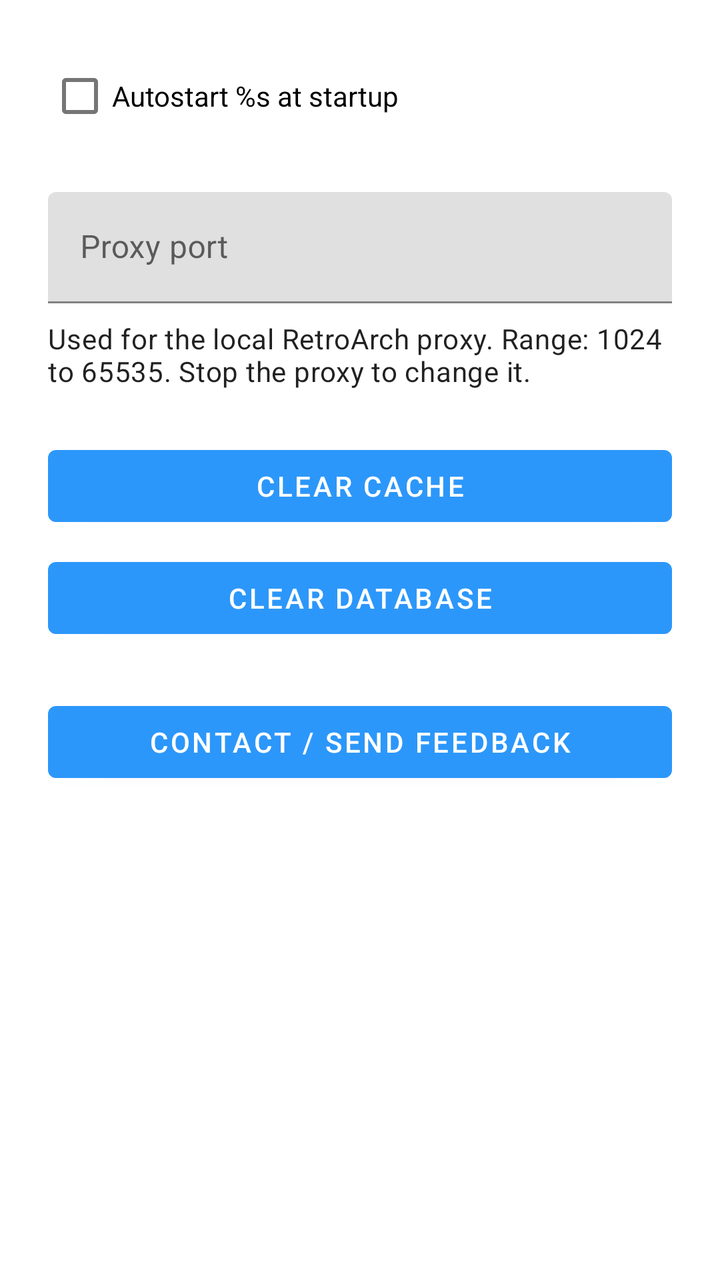
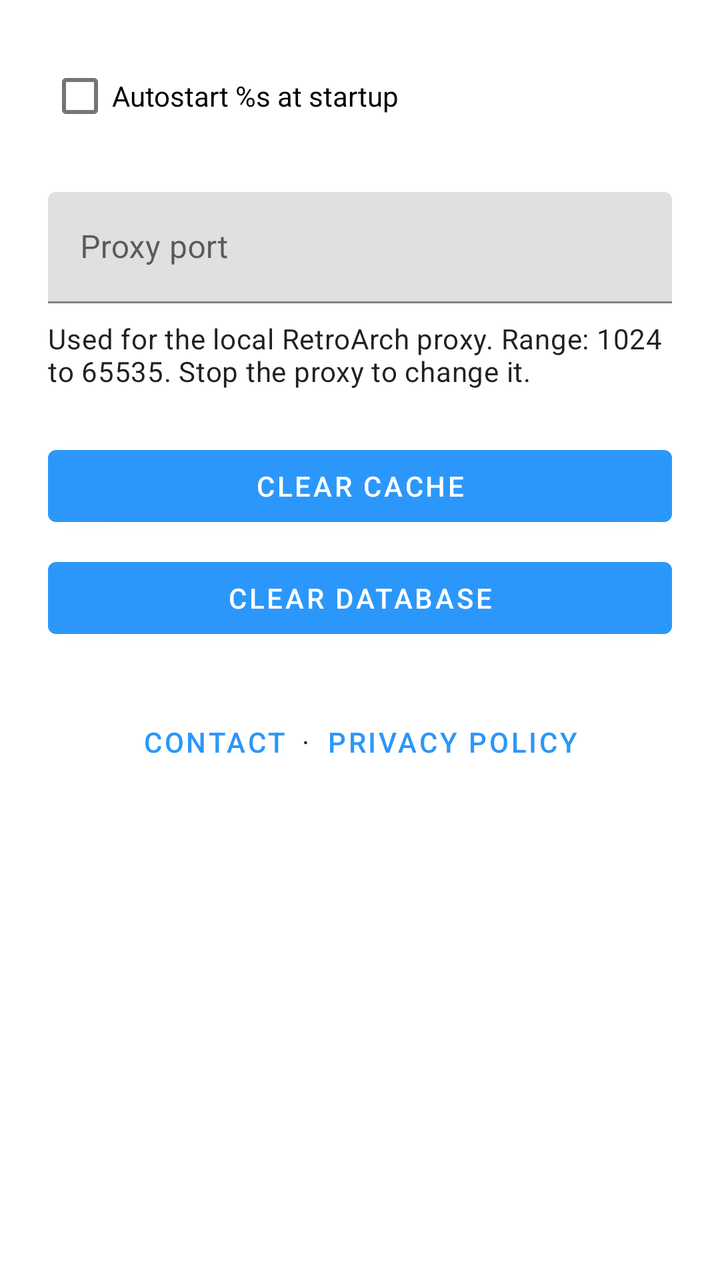

Before-and-after screenshots of an Android layout around one commit, followed by the original layout XML and the change that was made.
<!-- AndroidManifest.xml: application theme Theme.RAOfflineProxy -->
<!-- res/layout/fragment_settings.xml -->
<?xml version="1.0" encoding="utf-8"?>
<androidx.core.widget.NestedScrollView
    xmlns:android="http://schemas.android.com/apk/res/android"
    android:layout_width="match_parent"
    android:layout_height="match_parent">

    <LinearLayout
        android:layout_width="match_parent"
        android:layout_height="wrap_content"
        android:orientation="vertical"
        android:padding="24dp">

        <CheckBox
            android:id="@+id/cb_autostart_proxy"
            android:layout_width="wrap_content"
            android:layout_height="wrap_content"
            android:text="@string/setting_autostart_label" />

        <com.google.android.material.textfield.TextInputLayout
            android:id="@+id/input_proxy_port"
            android:layout_width="match_parent"
            android:layout_height="wrap_content"
            android:layout_marginTop="24dp"
            android:hint="@string/setting_proxy_port_label">

            <com.google.android.material.textfield.TextInputEditText
                android:id="@+id/et_proxy_port"
                android:layout_width="match_parent"
                android:layout_height="wrap_content"
                android:inputType="number"
                android:maxLength="5"
                android:singleLine="true" />

        </com.google.android.material.textfield.TextInputLayout>

        <TextView
            android:id="@+id/tv_proxy_port_hint"
            android:layout_width="match_parent"
            android:layout_height="wrap_content"
            android:layout_marginTop="8dp"
            android:text="@string/setting_proxy_port_hint"
            android:textAppearance="@style/TextAppearance.MaterialComponents.Body2" />

        <Button
            android:id="@+id/btn_clear_cache"
            android:layout_width="match_parent"
            android:layout_height="wrap_content"
            android:layout_marginTop="24dp"
            android:text="@string/btn_clear_cache" />

        <Button
            android:id="@+id/btn_clear_database"
            android:layout_width="match_parent"
            android:layout_height="wrap_content"
            android:layout_marginTop="8dp"
            android:text="@string/btn_clear_database" />

        <Button
            android:id="@+id/btn_contact_feedback"
            android:layout_width="match_parent"
            android:layout_height="wrap_content"
            android:layout_marginTop="24dp"
            android:text="@string/btn_contact_feedback" />

    </LinearLayout>

</androidx.core.widget.NestedScrollView>
<!-- resources referenced by this layout -->
<resources>
  <string name="btn_clear_cache">Clear Cache</string>
  <string name="btn_clear_database">Clear Database</string>
  <string name="btn_contact_feedback">Contact / Send Feedback</string>
  <string name="setting_autostart_label">Autostart %s at startup</string>
  <string name="setting_proxy_port_hint">Used for the local RetroArch proxy. Range: 1024 to 65535. Stop the proxy to change it.</string>
  <string name="setting_proxy_port_label">Proxy port</string>
  <style name="Theme.RAOfflineProxy" parent="Theme.MaterialComponents.DayNight.DarkActionBar">
          <item name="colorPrimary">@color/primary</item>
          <item name="colorPrimaryVariant">@color/primary_dark</item>
          <item name="colorOnPrimary">@color/white</item>
          <item name="actionBarStyle">@style/Widget.RAOfflineProxy.ActionBar</item>
          <item name="snackbarTextViewStyle">@style/Widget.RAOfflineProxy.SnackbarText</item>
      </style>
  <color name="primary">#FF2C97FA</color>
  <color name="primary_dark">#FF1A7DD4</color>
  <color name="white">#FFFFFFFF</color>
  <style name="Widget.RAOfflineProxy.ActionBar" parent="Widget.MaterialComponents.ActionBar.Solid">
          <item name="titleTextStyle">@style/TextAppearance.RAOfflineProxy.ActionBar.Title</item>
      </style>
  <style name="Widget.RAOfflineProxy.SnackbarText" parent="Widget.MaterialComponents.Snackbar.TextView">
          <item name="android:textSize">12sp</item>
      </style>
  <style name="TextAppearance.RAOfflineProxy.ActionBar.Title" parent="TextAppearance.MaterialComponents.Headline6">
          <item name="android:textStyle">bold</item>
      </style>
</resources>

<!-- the commit's change to res/layout/fragment_settings.xml (unified diff, before → after) -->
@@ -55,12 +55,34 @@
             android:layout_marginTop="8dp"
             android:text="@string/btn_clear_database" />
 
-        <Button
-            android:id="@+id/btn_contact_feedback"
+        <LinearLayout
             android:layout_width="match_parent"
             android:layout_height="wrap_content"
             android:layout_marginTop="24dp"
-            android:text="@string/btn_contact_feedback" />
+            android:gravity="center"
+            android:orientation="horizontal">
+
+            <Button
+                style="@style/Widget.MaterialComponents.Button.TextButton"
+                android:id="@+id/btn_contact_feedback"
+                android:layout_width="wrap_content"
+                android:layout_height="wrap_content"
+                android:text="@string/btn_contact_feedback" />
+
+            <TextView
+                android:layout_width="wrap_content"
+                android:layout_height="wrap_content"
+                android:text="·"
+                android:textAppearance="@style/TextAppearance.MaterialComponents.Body2" />
+
+            <Button
+                style="@style/Widget.MaterialComponents.Button.TextButton"
+                android:id="@+id/btn_privacy_policy"
+                android:layout_width="wrap_content"
+                android:layout_height="wrap_content"
+                android:text="@string/btn_privacy_policy" />
+
+        </LinearLayout>
 
     </LinearLayout>
 
<!-- resource entries referenced after the edit -->
@@ -2,7 +2,8 @@
 <resources>
   <string name="btn_clear_cache">Clear Cache</string>
   <string name="btn_clear_database">Clear Database</string>
-  <string name="btn_contact_feedback">Contact / Send Feedback</string>
+  <string name="btn_contact_feedback">Contact</string>
+  <string name="btn_privacy_policy">Privacy Policy</string>
   <string name="setting_autostart_label">Autostart %s at startup</string>
   <string name="setting_proxy_port_hint">Used for the local RetroArch proxy. Range: 1024 to 65535. Stop the proxy to change it.</string>
   <string name="setting_proxy_port_label">Proxy port</string>
